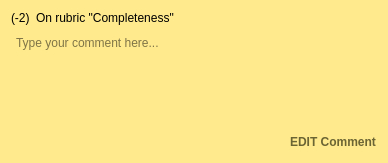
First picture: the form in TurboGrade/ui/commentcard.ui, repository wassgha/TurboGrade, before the edit.
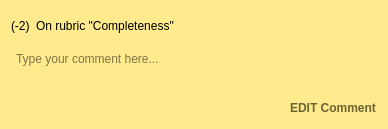
Second picture: the form after the edit.

Diff of the .ui file:
```diff
--- a/TurboGrade/ui/commentcard.ui
+++ b/TurboGrade/ui/commentcard.ui
@@ -7,7 +7,7 @@
     <x>0</x>
     <y>0</y>
     <width>388</width>
-    <height>163</height>
+    <height>129</height>
    </rect>
   </property>
   <property name="sizePolicy">
@@ -16,6 +16,12 @@
     <verstretch>0</verstretch>
    </sizepolicy>
   </property>
+  <property name="minimumSize">
+   <size>
+    <width>130</width>
+    <height>0</height>
+   </size>
+  </property>
   <property name="maximumSize">
    <size>
     <width>16777215</width>
@@ -71,6 +77,12 @@
    </item>
    <item>
     <widget class="QTextEdit" name="comment">
+     <property name="maximumSize">
+      <size>
+       <width>16777215</width>
+       <height>45</height>
+      </size>
+     </property>
      <property name="placeholderText">
       <string>Type your comment here...</string>
      </property>
```
